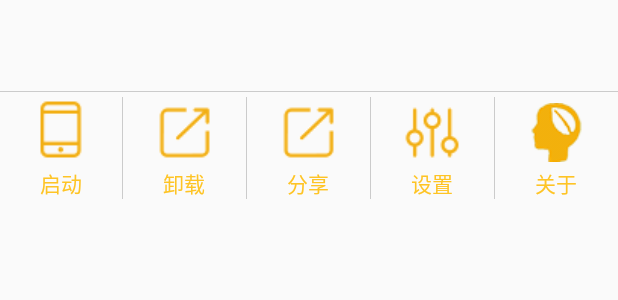
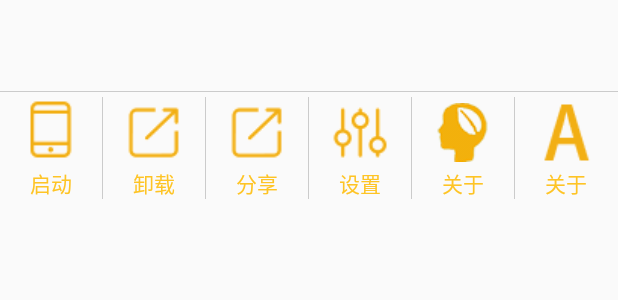
Before and after one commit to q526261747/MobileGuard, an Android app: the layout item_appmanager_list.xml on its own in the app's theme, with its tools: preview values and no code run, on a phone screen of 412 x 824 dp. Shown: the top 300 px of the screen. Run offline under Robolectric (Android 15) with nearby library versions, the phone set to English and light mode, and no system bars.

Commit message:
应用管家显示app活动信息

```diff
--- a/app/src/main/java/cn/edu/gdmec/android/mobileguard/m4appmanager/entity/AppInfo.java
+++ b/app/src/main/java/cn/edu/gdmec/android/mobileguard/m4appmanager/entity/AppInfo.java
@@ -7,6 +7,10 @@ import android.graphics.drawable.Drawable;
  */
 
 public class AppInfo {
+    /**
+     * 应用活动
+     */
+    public String activities;
     /**
      * 应用版本号
      */
--- a/app/src/main/res/layout/item_appmanager_list.xml
+++ b/app/src/main/res/layout/item_appmanager_list.xml
@@ -83,5 +83,14 @@
             style="@style/tvyellow14sp"
             android:text="关于"
             android:drawableTop="@drawable/abouticon_yellow_n"/>
+        <View
+            android:layout_width="1px"
+            android:layout_height="match_parent"
+            android:background="@color/black30"/>
+        <TextView
+            android:id="@+id/tv_activity_app"
+            style="@style/tvyellow14sp"
+            android:text="关于"
+            android:drawableTop="@drawable/activityicon_yellow_n"/>
     </LinearLayout>
 </LinearLayout>
```
Also changed, not shown: app/src/main/java/cn/edu/gdmec/android/mobileguard/m4appmanager/adapter/AppManagerAdapter.java (+9 -1 lines), app/src/main/java/cn/edu/gdmec/android/mobileguard/m4appmanager/utils/AppInfoParser.java (+15 -1 lines), app/src/main/java/cn/edu/gdmec/android/mobileguard/m4appmanager/utils/EngineUtils.java (+13 -0 lines), app/src/main/res/drawable/activityicon_yellow_n.png (added).
